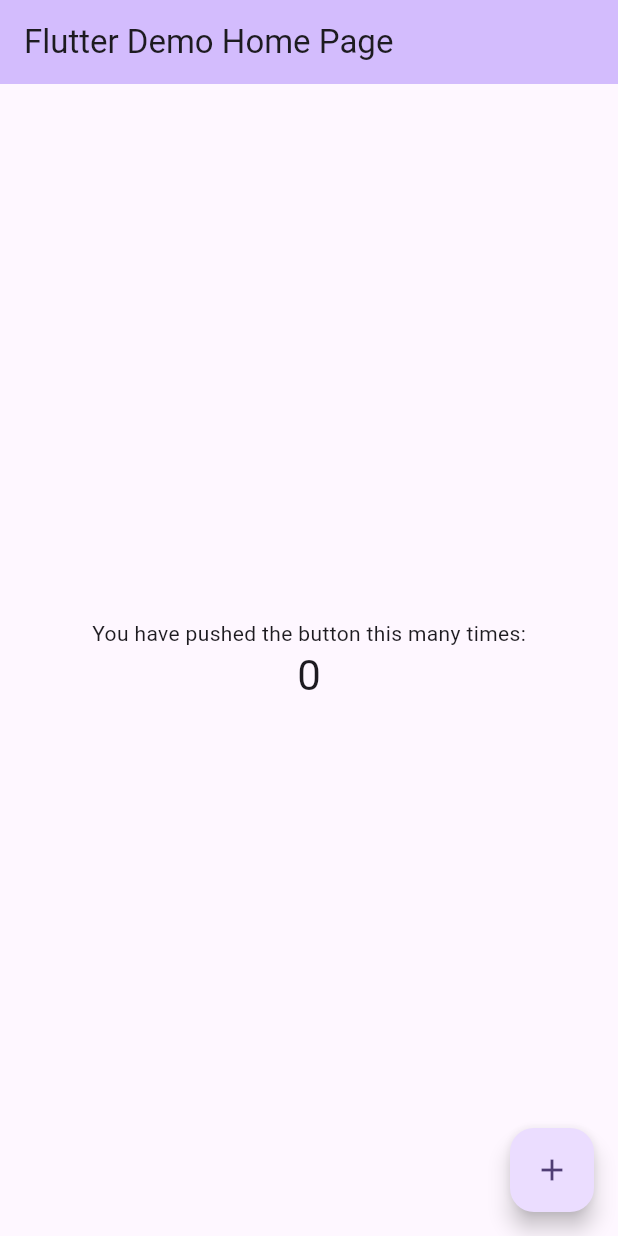
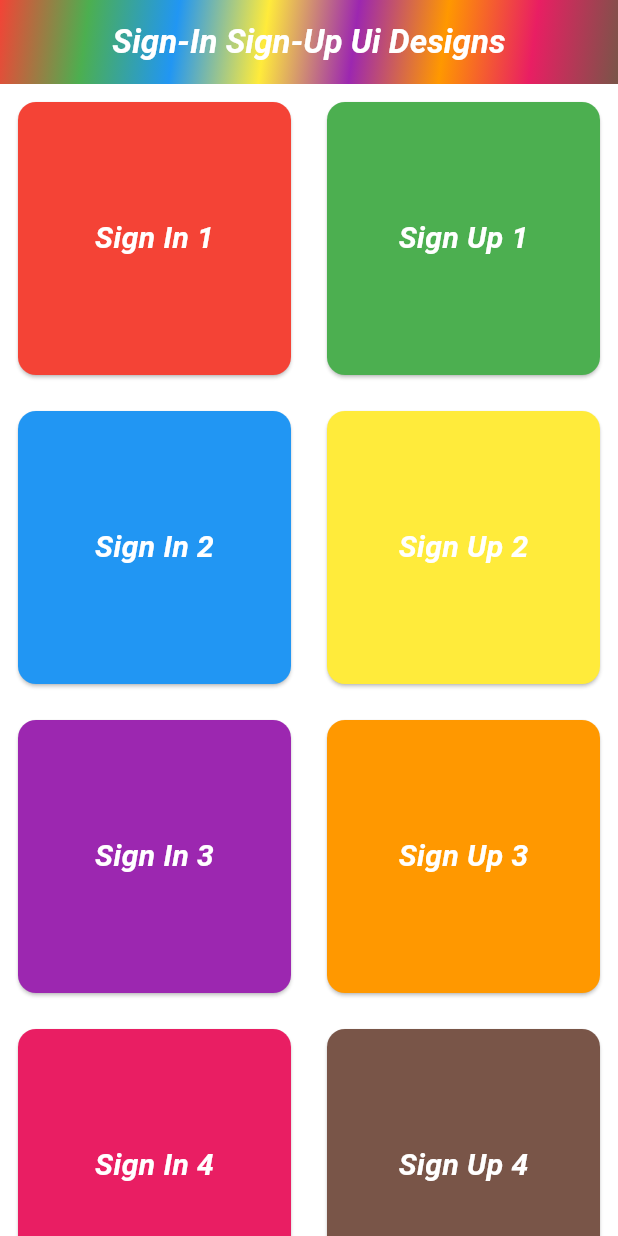
Before and after one commit to iamnikhilpardeshi/Flutter_Sign-In_Sign-Up, a Flutter app: the screen it shows after launch, on a phone screen of 412 x 824 dp. Run offline on Flutter 3.47's test engine with Material 3 defaults, Android fonts, the phone set to English and light mode, and no system bars.

Commit message:
Add SignIn and SignUp Pages

```diff
--- a/lib/main.dart
+++ b/lib/main.dart
@@ -1,4 +1,12 @@
 import 'package:flutter/material.dart';
+import 'package:flutter_base_project/SignIn/SignInPageFirst.dart';
+import 'package:flutter_base_project/SignIn/SignInPageFourth.dart';
+import 'package:flutter_base_project/SignIn/SignInPageSecond.dart';
+import 'package:flutter_base_project/SignIn/SignInPageThird.dart';
+import 'package:flutter_base_project/SignUp/SignUpPageFirst.dart';
+import 'package:flutter_base_project/SignUp/SignUpPageFourth.dart';
+import 'package:flutter_base_project/SignUp/SignUpPageSecond.dart';
+import 'package:flutter_base_project/SignUp/SignUpPageThird.dart';
 
 void main() {
   runApp(const MyApp());
@@ -6,120 +14,127 @@ void main() {
 
 class MyApp extends StatelessWidget {
   const MyApp({super.key});
-
-  // This widget is the root of your application.
   @override
   Widget build(BuildContext context) {
     return MaterialApp(
-      title: 'Flutter Demo',
+      title: 'Sign-In Sign-Up',
+      debugShowCheckedModeBanner: false,
       theme: ThemeData(
-        // This is the theme of your application.
-        //
-        // TRY THIS: Try running your application with "flutter run". You'll see
-        // the application has a purple toolbar. Then, without quitting the app,
-        // try changing the seedColor in the colorScheme below to Colors.green
-        // and then invoke "hot reload" (save your changes or press the "hot
-        // reload" button in a Flutter-supported IDE, or press "r" if you used
-        // the command line to start the app).
-        //
-        // Notice that the counter didn't reset back to zero; the application
-        // state is not lost during the reload. To reset the state, use hot
-        // restart instead.
-        //
-        // This works for code too, not just values: Most code changes can be
-        // tested with just a hot reload.
         colorScheme: ColorScheme.fromSeed(seedColor: Colors.deepPurple),
         useMaterial3: true,
       ),
-      home: const MyHomePage(title: 'Flutter Demo Home Page'),
+      home: const LandingScreen(),
     );
   }
 }
 
-class MyHomePage extends StatefulWidget {
-  const MyHomePage({super.key, required this.title});
-
-  // This widget is the home page of your application. It is stateful, meaning
-  // that it has a State object (defined below) that contains fields that affect
-  // how it looks.
-
-  // This class is the configuration for the state. It holds the values (in this
-  // case the title) provided by the parent (in this case the App widget) and
-  // used by the build method of the State. Fields in a Widget subclass are
-  // always marked "final".
-
-  final String title;
+class LandingScreen extends StatefulWidget {
+  const LandingScreen({super.key});
 
   @override
-  State<MyHomePage> createState() => _MyHomePageState();
+  State<LandingScreen> createState() => _LandingScreenState();
 }
 
-class _MyHomePageState extends State<MyHomePage> {
-  int _counter = 0;
+class _LandingScreenState extends State<LandingScreen> {
+  List<String> items = [
+    'Sign In 1',
+    'Sign Up 1',
+    'Sign In 2',
+    'Sign Up 2',
+    'Sign In 3',
+    'Sign Up 3',
+    'Sign In 4',
+    'Sign Up 4',
+  ];
 
-  void _incrementCounter() {
-    setState(() {
-      // This call to setState tells the Flutter framework that something has
-      // changed in this State, which causes it to rerun the build method below
-      // so that the display can reflect the updated values. If we changed
-      // _counter without calling setState(), then the build method would not be
-      // called again, and so nothing would appear to happen.
-      _counter++;
-    });
-  }
+  Map<String, Widget Function()> routes = {
+    'Sign In 1': () => const SignInPageFirst(),
+    'Sign Up 1': () => const SignUpPageFirst(),
+    'Sign In 2': () => const SignInPageSecond(),
+    'Sign Up 2': () => const SignUpPageSecond(),
+    'Sign In 3': () => const SignInPageThird(),
+    'Sign Up 3': () => const SignUpPageThird(),
+    'Sign In 4': () => const SignInPageFourth(),
+    'Sign Up 4': () => const SignUpPageFourth(),
+  };
+
+  List<Color> colors = [
+    Colors.red,
+    Colors.green,
+    Colors.blue,
+    Colors.yellow,
+    Colors.purple,
+    Colors.orange,
+    Colors.pink,
+    Colors.brown
+  ];
 
   @override
   Widget build(BuildContext context) {
-    // This method is rerun every time setState is called, for instance as done
-    // by the _incrementCounter method above.
-    //
-    // The Flutter framework has been optimized to make rerunning build methods
-    // fast, so that you can just rebuild anything that needs updating rather
-    // than having to individually change instances of widgets.
     return Scaffold(
       appBar: AppBar(
-        // TRY THIS: Try changing the color here to a specific color (to
-        // Colors.amber, perhaps?) and trigger a hot reload to see the AppBar
-        // change color while the other colors stay the same.
-        backgroundColor: Theme.of(context).colorScheme.inversePrimary,
-        // Here we take the value from the MyHomePage object that was created by
-        // the App.build method, and use it to set our appbar title.
-        title: Text(widget.title),
-      ),
-      body: Center(
-        // Center is a layout widget. It takes a single child and positions it
-        // in the middle of the parent.
-        child: Column(
-          // Column is also a layout widget. It takes a list of children and
-          // arranges them vertically. By default, it sizes itself to fit its
-          // children horizontally, and tries to be as tall as its parent.
-          //
-          // Column has various properties to control how it sizes itself and
-          // how it positions its children. Here we use mainAxisAlignment to
-          // center the children vertically; the main axis here is the vertical
-          // axis because Columns are vertical (the cross axis would be
-          // horizontal).
-          //
-          // TRY THIS: Invoke "debug painting" (choose the "Toggle Debug Paint"
-          // action in the IDE, or press "p" in the console), to see the
-          // wireframe for each widget.
-          mainAxisAlignment: MainAxisAlignment.center,
-          children: <Widget>[
-            const Text(
-              'You have pushed the button this many times:',
+        title: const Text(
+          'Sign-In Sign-Up Ui Designs',
+          style: TextStyle(
+            color: Colors.white,
+            fontWeight: FontWeight.bold,
+            fontStyle: FontStyle.italic,
+          ),
+        ),
+        centerTitle: true,
+        flexibleSpace: Container(
+          decoration: const BoxDecoration(
+            gradient: LinearGradient(
+              colors: [
+                Colors.red,
+                Colors.green,
+                Colors.blue,
+                Colors.yellow,
+                Colors.purple,
+                Colors.orange,
+                Colors.pink,
+                Colors.brown
+              ],
+              begin: Alignment.topLeft,
+              end: Alignment.bottomRight,
             ),
-            Text(
-              '$_counter',
-              style: Theme.of(context).textTheme.headlineMedium,
-            ),
-          ],
+          ),
         ),
       ),
-      floatingActionButton: FloatingActionButton(
-        onPressed: _incrementCounter,
-        tooltip: 'Increment',
-        child: const Icon(Icons.add),
-      ), // This trailing comma makes auto-formatting nicer for build methods.
+      body: Container(
+        decoration: BoxDecoration(color: Colors.white),
+        child: GridView.count(
+          crossAxisCount: 2,
+          children: List.generate(items.length, (index) {
+            return Padding(
+              padding: const EdgeInsets.all(8.0),
+              child: GestureDetector(
+                onTap: () {
+                  Navigator.push(
+                    context,
+                    MaterialPageRoute(
+                        builder: (context) => routes[items[index]]!()),
+                  );
+                },
+                child: Card(
+                  color: colors[index % colors.length],
+                  child: Center(
+                    child: Text(
+                      items[index],
+                      style: const TextStyle(
+                        fontWeight: FontWeight.bold,
+                        fontSize: 20,
+                        color: Colors.white,
+                        fontStyle: FontStyle.italic,
+                      ),
+                    ),
+                  ),
+                ),
+              ),
+            );
+          }).toList(),
+        ),
+      ),
     );
   }
 }
```
Also changed, not shown: lib/SignIn/SignInPageFirst.dart (added, +17 -0 lines), lib/SignIn/SignInPageFourth.dart (added, +17 -0 lines), lib/SignIn/SignInPageSecond.dart (added, +17 -0 lines), lib/SignIn/SignInPageThird.dart (added, +17 -0 lines), lib/SignUp/SignUpPageFirst.dart (added, +17 -0 lines), lib/SignUp/SignUpPageFourth.dart (added, +17 -0 lines), lib/SignUp/SignUpPageSecond.dart (added, +17 -0 lines), lib/SignUp/SignUpPageThird.dart (added, +17 -0 lines).
